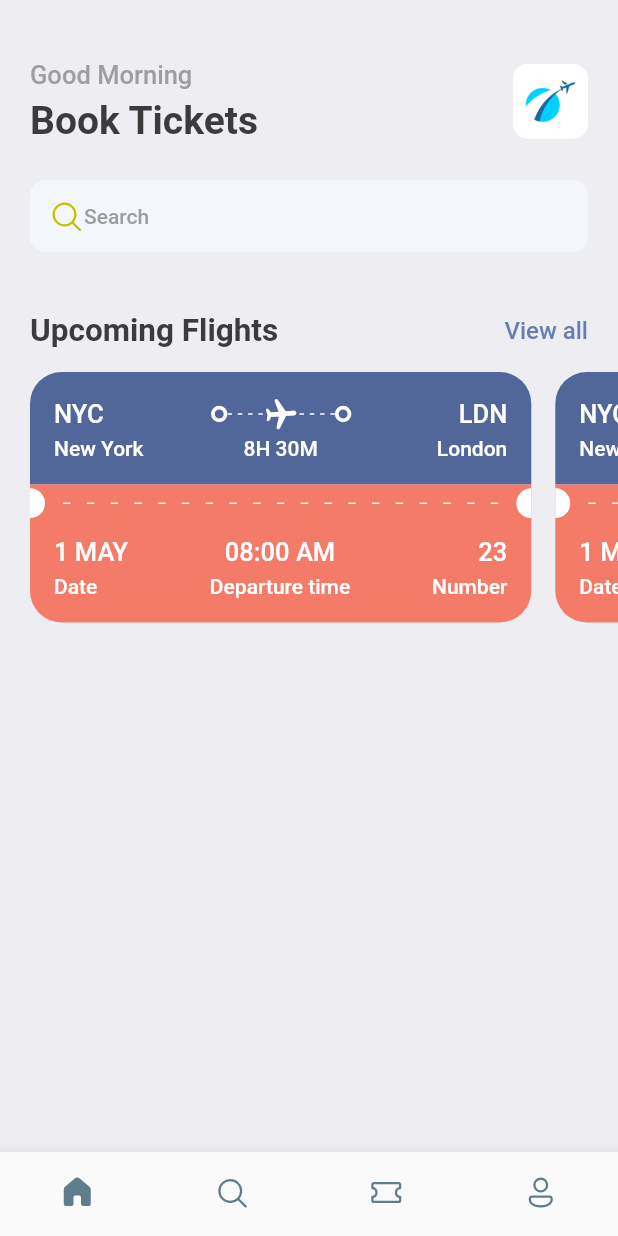
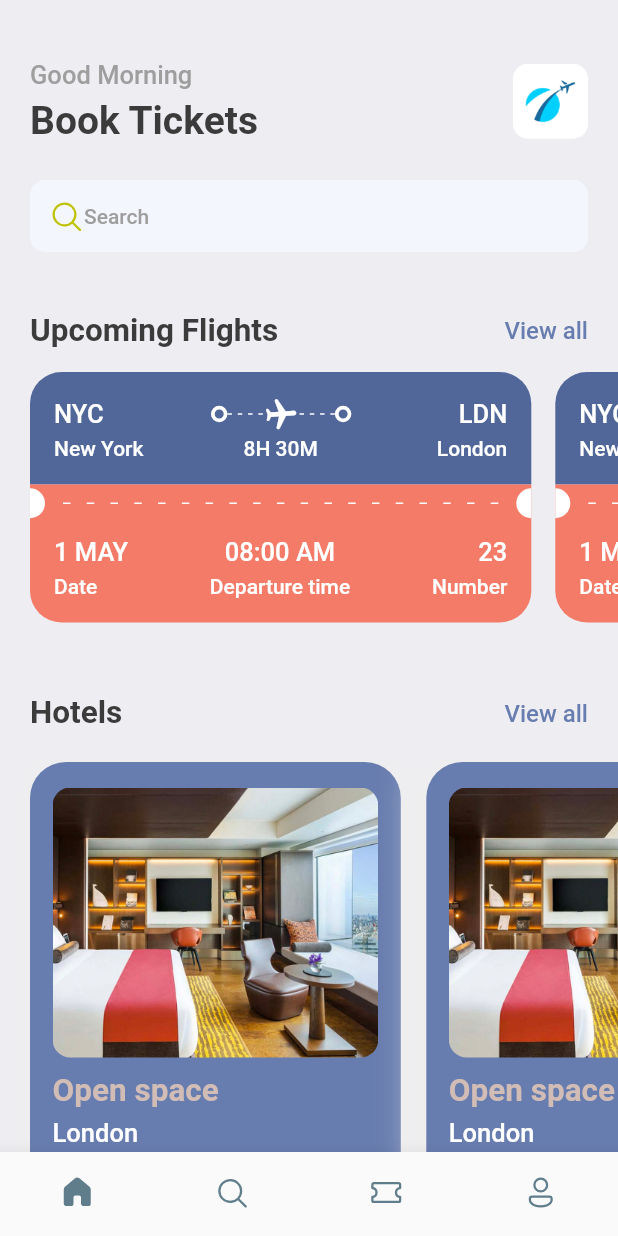
Before and after one commit to nedim-m/ticket-booking, a Flutter app: the screen it shows after launch, on a phone screen of 412 x 824 dp. Run offline on Flutter 3.47's test engine with Material 2 defaults, Android fonts, the phone set to English and light mode, and no system bars; our stand-ins replace fluentui_icons, gap.

Commit message:
Homepage
Homepage done

```diff
--- a/ekarte_mobile/lib/screens/home_screen.dart
+++ b/ekarte_mobile/lib/screens/home_screen.dart
@@ -1,8 +1,11 @@
+import 'package:ekarte_mobile/screens/hotels_screen.dart';
 import 'package:ekarte_mobile/screens/ticket_view.dart';
 import 'package:ekarte_mobile/utils/app_styles.dart';
 import 'package:fluentui_icons/fluentui_icons.dart';
 import 'package:flutter/material.dart';
 import 'package:gap/gap.dart';
+
+import '../utils/app_info_list.dart';
 
 class HomeScreen extends StatelessWidget {
   const HomeScreen({super.key});
@@ -99,6 +102,38 @@
               ],
             ),
           ),
+          const Gap(15),
+          Container(
+            padding: const EdgeInsets.symmetric(horizontal: 20),
+            child: Row(
+              mainAxisAlignment: MainAxisAlignment.spaceBetween,
+              children: [
+                Text(
+                  "Hotels",
+                  style: Styles.headLineStyle2,
+                ),
+                InkWell(
+                  // ignore: avoid_print
+                  onTap: () => print("Tapped"),
+                  child: Text(
+                    "View all",
+                    style:
+                        Styles.textStyle.copyWith(color: Styles.primaryColor),
+                  ),
+                )
+              ],
+            ),
+          ),
+          const Gap(15),
+          SingleChildScrollView(
+            padding: const EdgeInsets.only(left: 20),
+            scrollDirection: Axis.horizontal,
+            child: Row(
+              children: hotelList
+                  .map((singleHotel) => HotelScreen(hotel: singleHotel))
+                  .toList(),
+            ),
+          ),
         ],
       ),
     );
--- /dev/null
+++ b/ekarte_mobile/lib/screens/hotels_screen.dart
@@ -0,0 +1,63 @@
+import 'package:flutter/material.dart';
+import 'package:gap/gap.dart';
+
+import '../utils/app_layout.dart';
+import '../utils/app_styles.dart';
+
+class HotelScreen extends StatelessWidget {
+  final Map<String, dynamic> hotel;
+  const HotelScreen({super.key, required this.hotel});
+
+  @override
+  Widget build(BuildContext context) {
+    final size = AppLayout.getSize(context);
+    return Container(
+      width: size.width * 0.6,
+      height: 350,
+      padding: const EdgeInsets.symmetric(horizontal: 15, vertical: 17),
+      margin: const EdgeInsets.only(right: 17, top: 5),
+      decoration: BoxDecoration(
+        color: Styles.primaryColor,
+        borderRadius: BorderRadius.circular(24),
+        boxShadow: [
+          BoxShadow(
+            color: Colors.grey.shade200,
+            blurRadius: 20,
+            spreadRadius: 5,
+          ),
+        ],
+      ),
+      child: Column(
+        crossAxisAlignment: CrossAxisAlignment.start,
+        children: [
+          Container(
+            height: 180,
+            decoration: BoxDecoration(
+              borderRadius: BorderRadius.circular(12),
+              color: Styles.primaryColor,
+              image: const DecorationImage(
+                fit: BoxFit.cover,
+                image: AssetImage("assets/images/one.png"),
+              ),
+            ),
+          ),
+          const Gap(10),
+          Text(
+            "Open space",
+            style: Styles.headLineStyle2.copyWith(color: Styles.kakiColor),
+          ),
+          const Gap(5),
+          Text(
+            "London",
+            style: Styles.headLineStyle3.copyWith(color: Colors.white),
+          ),
+          const Gap(8),
+          Text(
+            "\$40/night",
+            style: Styles.headLineStyle1.copyWith(color: Styles.kakiColor),
+          ),
+        ],
+      ),
+    );
+  }
+}
--- a/ekarte_mobile/lib/screens/ticket_view.dart
+++ b/ekarte_mobile/lib/screens/ticket_view.dart
@@ -13,7 +13,7 @@
     final size = AppLayout.getSize(context);
     return SizedBox(
       width: size.width * 0.85,
-      height: size.height,
+      height: 200,
       child: Container(
         margin: const EdgeInsets.only(right: 16),
         child: Column(
--- /dev/null
+++ b/ekarte_mobile/lib/utils/app_info_list.dart
@@ -0,0 +1,38 @@
+List<Map<String, dynamic>> hotelList = [
+  {
+    'image': 'one.png',
+    'place': 'Open Space',
+    'destination': 'London',
+    'price': 25
+  },
+  {
+    'image': 'two.png',
+    'place': 'Global Will',
+    'destination': 'London',
+    'price': 40
+  },
+  {
+    'image': 'three.png',
+    'place': 'Tallest Building',
+    'destination': 'Dubai',
+    'price': 68
+  },
+];
+List<Map<String, dynamic>> ticketList = [
+  {
+    'from': {'code': "NYC", 'name': "New-York"},
+    'to': {'code': "LDN", 'name': "London"},
+    'flying_time': '8H 30M',
+    'date': "1 MAY",
+    'departure_time': "08:00 AM",
+    "number": 23
+  },
+  {
+    'from': {'code': "DK", 'name': "Dhaka"},
+    'to': {'code': "SH", 'name': "Shanghai"},
+    'flying_time': '4H 20M',
+    'date': "10 MAY",
+    'departure_time': "09:00 AM",
+    "number": 45
+  },
+];
--- a/ekarte_mobile/lib/utils/app_styles.dart
+++ b/ekarte_mobile/lib/utils/app_styles.dart
@@ -7,6 +7,7 @@
   static Color textColor = const Color(0xFF3b3b3b);
   static Color bgColor = const Color(0xFFeeedf2);
   static Color orangeColor = const Color(0xFFF37B67);
+  static Color kakiColor = const Color(0xFFd2bdb6);
   static TextStyle textStyle =
       TextStyle(fontSize: 16, color: textColor, fontWeight: FontWeight.w500);
   static TextStyle headLineStyle1 =
```
